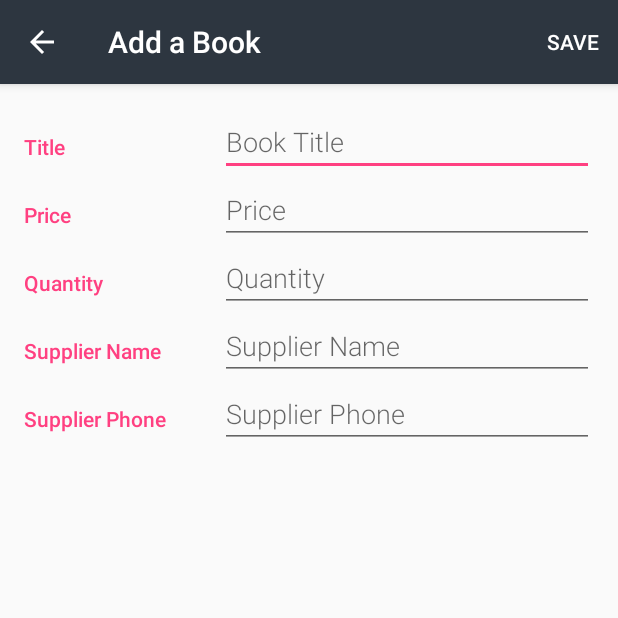
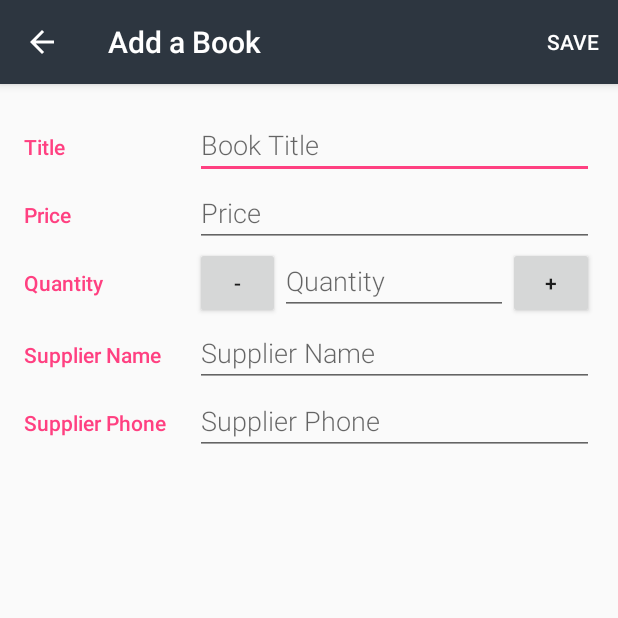
Before and after one commit to bybybybybyby/Inventory, an Android app: the screen it shows after launch (EditorActivity), after a tap on an icon or button, on a phone screen of 412 x 824 dp, the top half of it. Run offline under Robolectric (Android 15) with nearby library versions, the phone set to English and light mode, and no system bars.

Commit message:
Sale Button working with database now... Cleaned layout and added quantity buttons (need to implement still)

```diff
--- a/app/src/main/java/com/example/brian/inventory/EditorActivity.java
+++ b/app/src/main/java/com/example/brian/inventory/EditorActivity.java
@@ -195,6 +195,7 @@ public class EditorActivity extends AppCompatActivity implements LoaderManager.L
             int rowsAffected = getContentResolver().update(mCurrentBookUri, values, null, null);
 
             Log.v("!!!ROWSAFFECTED", "" + rowsAffected);
+            Log.v("!!!!!values = ", " " +values);
 
             // Show a toast message depending on whether or not the update was successful.
             if (rowsAffected == 0) {
--- a/app/src/main/res/layout/activity_editor.xml
+++ b/app/src/main/res/layout/activity_editor.xml
@@ -1,15 +1,13 @@
 <?xml version="1.0" encoding="utf-8"?>
 
 <!-- Layout for the editor -->
-<LinearLayout
-    xmlns:android="http://schemas.android.com/apk/res/android"
+<LinearLayout xmlns:android="http://schemas.android.com/apk/res/android"
     xmlns:tools="http://schemas.android.com/tools"
     android:layout_width="match_parent"
     android:layout_height="match_parent"
     android:orientation="vertical"
     android:padding="@dimen/activity_margin"
     tools:context=".EditorActivity">
-
 
     <!-- Book Title -->
     <LinearLayout
@@ -20,23 +18,18 @@
         <!-- Label -->
         <TextView
             style="@style/CategoryStyle"
+            android:layout_width="0dp"
+            android:layout_weight="30"
             android:text="@string/category_book_title" />
-
-        <!-- Input fields -->
-        <LinearLayout
-            android:layout_width="0dp"
-            android:layout_height="wrap_content"
-            android:layout_weight="2"
-            android:orientation="vertical"
-            android:paddingLeft="4dp">
 
         <!-- Name field -->
         <EditText
             android:id="@+id/edit_book_title"
             style="@style/EditorFieldStyle"
+            android:layout_width="0dp"
+            android:layout_weight="70"
             android:hint="@string/hint_book_title"
             android:inputType="textCapWords" />
-        </LinearLayout>
     </LinearLayout>
 
     <!-- Book Price -->
@@ -47,23 +40,18 @@
 
         <TextView
             style="@style/CategoryStyle"
+            android:layout_width="0dp"
+            android:layout_weight="30"
             android:text="@string/category_book_price" />
 
-        <!-- Input fields -->
-        <LinearLayout
-            android:layout_width="0dp"
-            android:layout_height="wrap_content"
-            android:layout_weight="2"
-            android:orientation="vertical"
-            android:paddingLeft="4dp">
 
-            <!-- Price field -->
         <EditText
             android:id="@+id/edit_book_price"
             style="@style/EditorFieldStyle"
+            android:layout_width="0dp"
+            android:layout_weight="70"
             android:hint="@string/hint_book_price"
             android:inputType="textCapWords" />
-        </LinearLayout>
     </LinearLayout>
 
     <!-- Book Quantity Available -->
@@ -75,23 +63,29 @@
         <!-- Label -->
         <TextView
             style="@style/CategoryStyle"
+            android:layout_width="0dp"
+            android:layout_weight="30"
             android:text="@string/category_book_quantity" />
 
-        <!-- Input fields -->
-        <LinearLayout
+        <Button
             android:layout_width="0dp"
             android:layout_height="wrap_content"
-            android:layout_weight="2"
-            android:orientation="vertical"
-            android:paddingLeft="4dp">
+            android:layout_weight="15"
+            android:text="-" />
 
-            <!-- Name field -->
         <EditText
             android:id="@+id/edit_book_quantity"
             style="@style/EditorFieldStyle"
+            android:layout_width="0dp"
+            android:layout_weight="40"
             android:hint="@string/hint_book_quantity"
             android:inputType="textCapWords" />
-        </LinearLayout>
+
+        <Button
+            android:layout_width="0dp"
+            android:layout_height="wrap_content"
+            android:layout_weight="15"
+            android:text="+" />
     </LinearLayout>
 
     <!-- Supplier Name -->
@@ -103,23 +97,17 @@
         <!-- Label -->
         <TextView
             style="@style/CategoryStyle"
+            android:layout_width="0dp"
+            android:layout_weight="30"
             android:text="@string/category_supplier_name" />
 
-        <!-- Input fields -->
-        <LinearLayout
-            android:layout_width="0dp"
-            android:layout_height="wrap_content"
-            android:layout_weight="2"
-            android:orientation="vertical"
-            android:paddingLeft="4dp">
-
-            <!-- Name field -->
         <EditText
             android:id="@+id/edit_supplier_name"
             style="@style/EditorFieldStyle"
+            android:layout_width="0dp"
+            android:layout_weight="70"
             android:hint="@string/hint_supplier_name"
             android:inputType="textCapWords" />
-        </LinearLayout>
     </LinearLayout>
 
     <!-- Supplier Phone -->
@@ -131,23 +119,17 @@
         <!-- Label -->
         <TextView
             style="@style/CategoryStyle"
+            android:layout_width="0dp"
+            android:layout_weight="30"
             android:text="@string/category_supplier_phone" />
 
-        <!-- Input fields -->
-        <LinearLayout
-            android:layout_width="0dp"
-            android:layout_height="wrap_content"
-            android:layout_weight="2"
-            android:orientation="vertical"
-            android:paddingLeft="4dp">
-
-            <!-- Name field -->
         <EditText
             android:id="@+id/edit_supplier_phone"
             style="@style/EditorFieldStyle"
+            android:layout_width="0dp"
+            android:layout_weight="70"
             android:hint="@string/hint_supplier_phone"
             android:inputType="textCapWords" />
     </LinearLayout>
-    </LinearLayout>
 
 </LinearLayout>
--- a/app/src/main/res/values/strings.xml
+++ b/app/src/main/res/values/strings.xml
@@ -10,9 +10,6 @@
     <string name="empty_view_subtitle_text">Get started by adding a book!</string>
 
     <string name="category_book_title">Title</string>
-
-    <string name="hint_pet_weight">Weight</string>
-    <string name="unit_pet_weight">DONT NEED</string>
 
     <string name="editor_activity_title_new_book">Add a Book</string>
     <string name="editor_activity_title_edit_book">Edit Book</string>
@@ -54,4 +51,11 @@
 
     <string name="category_supplier_phone">Supplier Phone</string>
     <string name="hint_supplier_phone">Supplier Phone</string>
+    <string name="sale_button">Sale</string>
+    <string name="Currency_type">$</string>
+    <string name="quantity_label">Quantity:</string>
+
+    <string name="sale_error">Error With Sale.</string>
+    <string name="sale_complete">One Copy Sold!  Quantity Updated.</string>
+    <string name="sale_no_copies">No Copies Left To Sell.</string>
 </resources>
```
Also changed, not shown: app/src/main/java/com/example/brian/inventory/BookCursorAdapter.java (+43 -4 lines), app/src/main/java/com/example/brian/inventory/MainActivity.java (+8 -0 lines), app/src/main/res/layout/list_item.xml (+43 -35 lines). Lines whose indentation alone changed are shown as unchanged.
